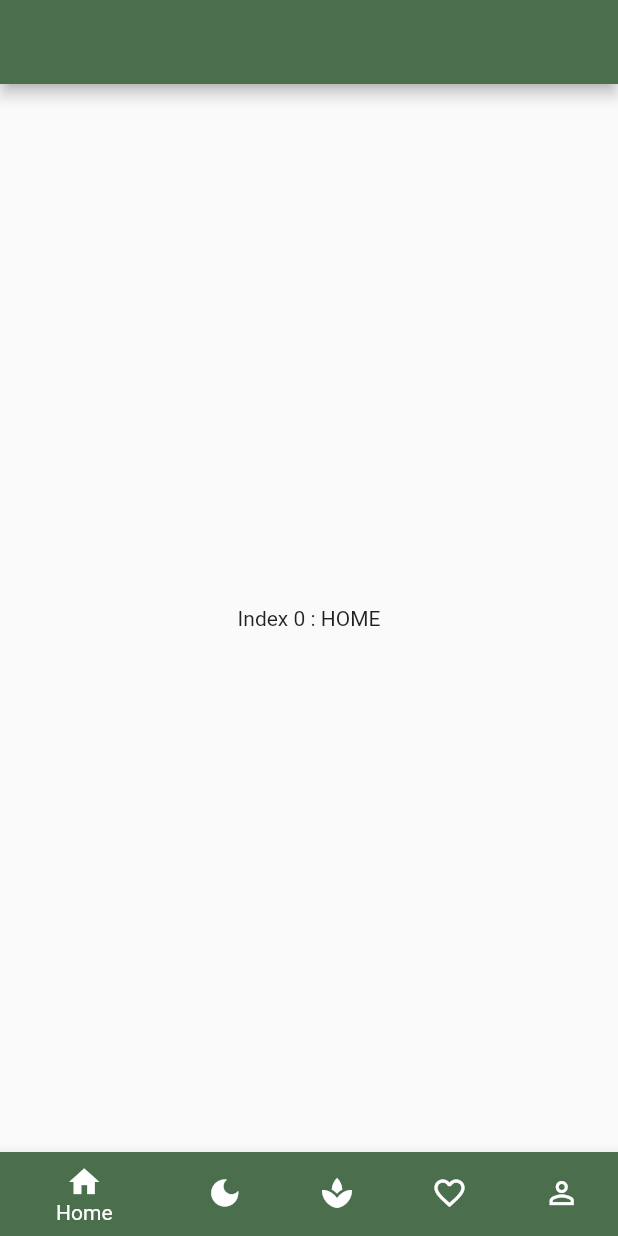
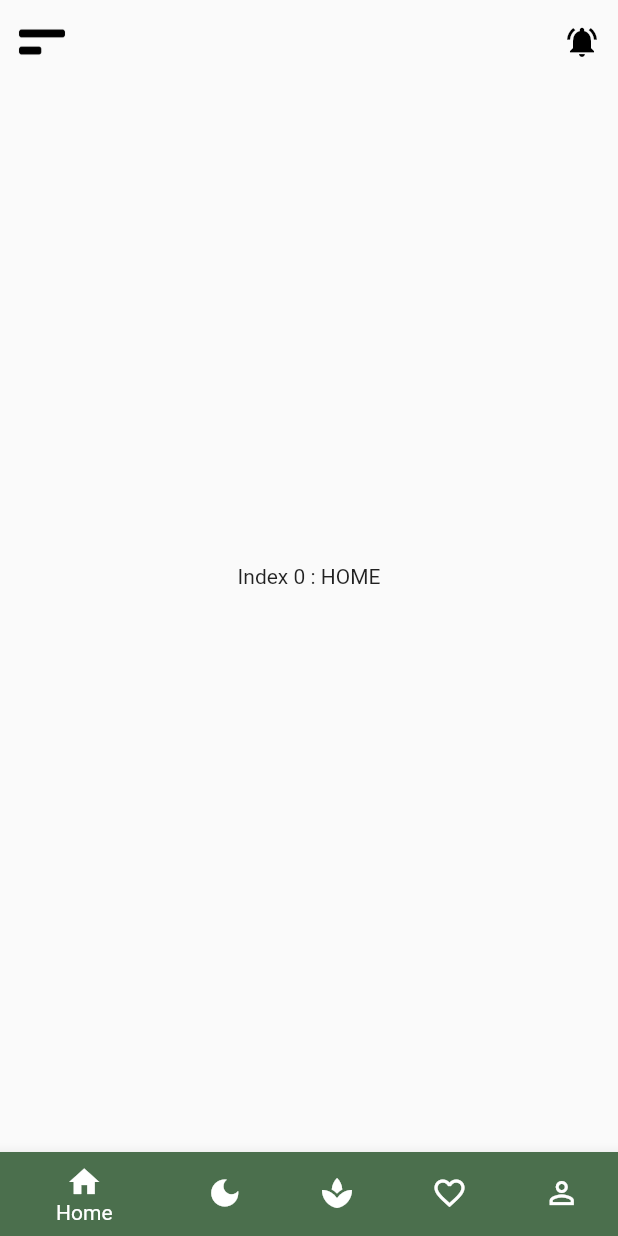
Before and after one commit to Maxvyr/meditation_app, a Flutter app: the screen it shows after launch, on a phone screen of 412 x 824 dp. Run offline on Flutter 3.47's test engine with Material 2 defaults, Android fonts, the phone set to English and light mode, and no system bars; our stand-ins replace flutter_svg.

Commit message:
add appBar design

```diff
--- a/lib/main.dart
+++ b/lib/main.dart
@@ -1,5 +1,5 @@
 import 'package:flutter/material.dart';
-import 'package:meditation_design_app/controller/colors.dart';
+import 'package:meditation_design_app/controller/custom_colors.dart';
 import 'package:meditation_design_app/views/home_page.dart';
 
 // this exemple https://dribbble.com/shots/15805162-Meditation-App
--- a/lib/views/home_page.dart
+++ b/lib/views/home_page.dart
@@ -1,5 +1,6 @@
 import 'package:flutter/material.dart';
-import 'package:meditation_design_app/controller/colors.dart';
+import 'package:meditation_design_app/controller/custom_colors.dart';
+import 'package:meditation_design_app/controller/custom_img.dart';
 
 class MyHomePage extends StatefulWidget {
   @override
@@ -7,6 +8,7 @@ class MyHomePage extends StatefulWidget {
 }
 
 class _MyHomePageState extends State<MyHomePage> {
+  var scaffoldKey = GlobalKey<ScaffoldState>();
   int _index = 0;
   final _widgetOptions = <Widget>[
     const Text(
@@ -35,8 +37,29 @@ class _MyHomePageState extends State<MyHomePage> {
   @override
   Widget build(BuildContext context) {
     return Scaffold(
+      key: scaffoldKey,
+      extendBodyBehindAppBar: true,
       appBar: AppBar(
         title: const Text(''),
+        backgroundColor: Colors.transparent,
+        elevation: 0,
+        leading: InkWell(
+          onTap: () => scaffoldKey.currentState?.openDrawer(),
+          child: Image.asset("assets/img/iconDrawer.png"),
+        ),
+        actions: [
+          IconButton(
+            onPressed: () => debugPrint("Notifications"),
+            icon: const Icon(
+              Icons.notifications_active,
+              color: Colors.black,
+            ),
+          ),
+        ],
+      ),
+      drawer: const Drawer(
+        elevation: 12.0,
+        child: Text("Drawer"),
       ),
       body: Center(
         child: _widgetOptions.elementAt(_index),
--- a/pubspec.yaml
+++ b/pubspec.yaml
@@ -24,6 +24,7 @@ dependencies:
   cupertino_icons: ^1.0.2
   flutter:
     sdk: flutter
+  flutter_svg: ^0.22.0
   get: ^4.3.8
   riverpod: ^0.14.0+3
 
@@ -44,8 +45,8 @@ flutter:
   uses-material-design: true
 
   # To add assets to your application, add an assets section, like this:
-  # assets:
-  #   - images/a_dot_burr.jpeg
+  assets:
+    - assets/img/
   #   - images/a_dot_ham.jpeg
 
   # An image asset can refer to one or more resolution-specific "variants", see
```
Also changed, not shown: lib/controller/custom_img.dart (added, +10 -0 lines), assets/img/iconDrawer.png (added), assets/img/icon_drawer.svg (added), lib/controller/custom_colors.dart (renamed from lib/controller/colors.dart), pubspec.lock.
